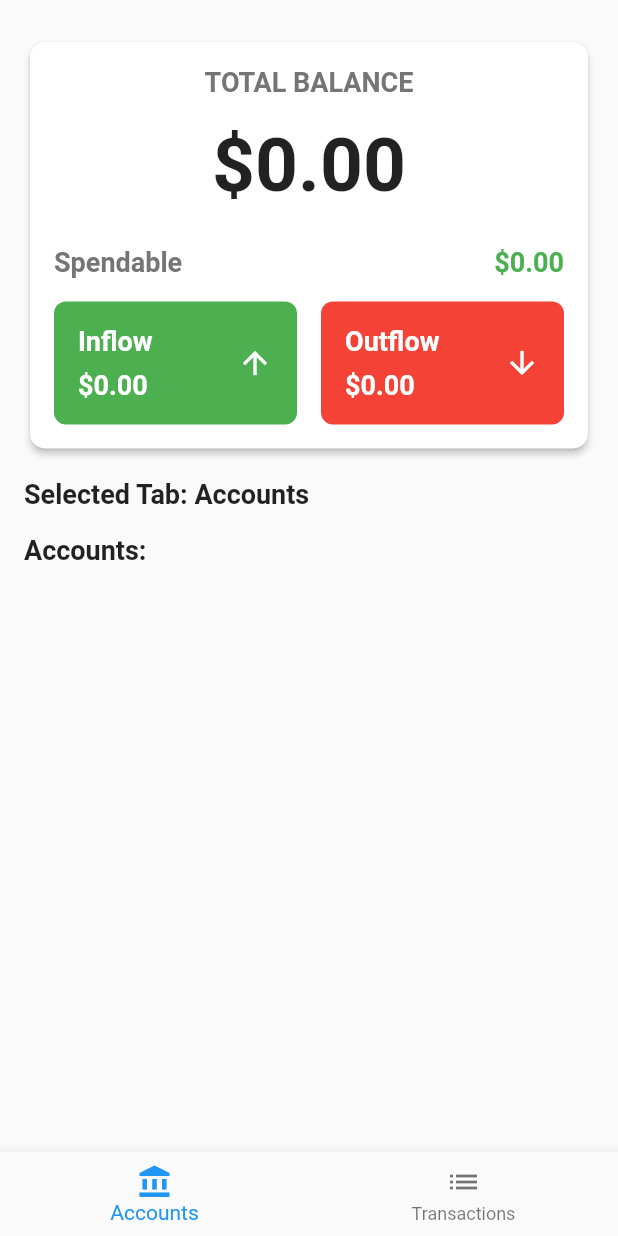
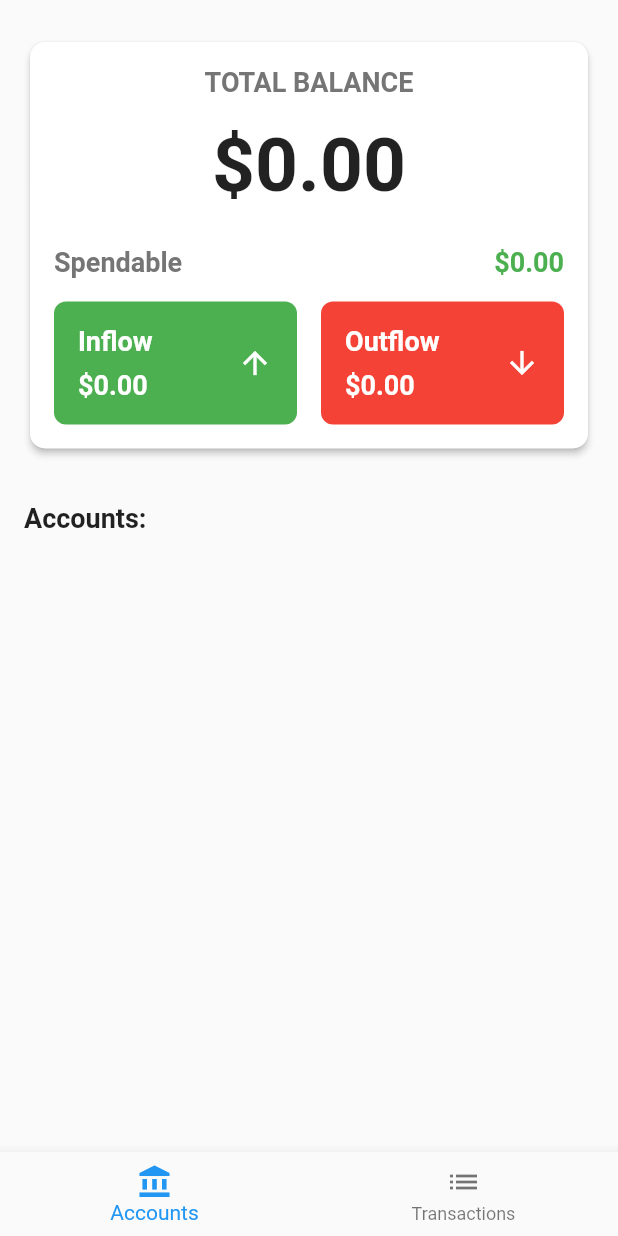
Before and after one commit to rpyncierto/AllowancePal, a Flutter app: the DashboardPage screen opened directly, on a phone screen of 412 x 824 dp. Run offline on Flutter 3.47's test engine with Material 2 defaults, Android fonts, the light colour scheme and no system bars; our stand-ins replace firebase_core, shared_preferences; accounts and stored records are empty.

Commit message:
chore: removed selected tab display

```diff
--- a/lib/screens/tracker/dashboard_page.dart
+++ b/lib/screens/tracker/dashboard_page.dart
@@ -247,13 +247,6 @@ class _DashboardPageState extends State<DashboardPage> {
               ),
 
               const SizedBox(height: 16.0),
-              Text(
-                'Selected Tab: ${tabNames[_selectedIndex]}',
-                style: TextStyle(
-                  fontSize: 18.0,
-                  fontWeight: FontWeight.bold,
-                ),
-              ),
               if (_selectedIndex == 0) ...[
                 const SizedBox(height: 16.0),
                 Text(
@@ -354,40 +347,6 @@ class _DashboardPageState extends State<DashboardPage> {
                   ),
                 ),
               ],
-              // if (_selectedIndex == 0) ...[
-              //   const SizedBox(height: 16.0),
-              //   Text(
-              //     'Analytics:',
-              //     style: TextStyle(
-              //       fontSize: 18.0,
-              //       fontWeight: FontWeight.bold,
-              //     ),
-              //   ),
-              //   const SizedBox(height: 8.0),
-              //   Card(
-              //     elevation: 2.0,
-              //     shape: RoundedRectangleBorder(
-              //       borderRadius: BorderRadius.circular(10.0),
-              //     ),
-              //     child: Padding(
-              //       padding: const EdgeInsets.all(16.0),
-              //       child: Column(
-              //         crossAxisAlignment: CrossAxisAlignment.start,
-              //         children: [
-              //           Text(
-              //             'Expense vs. Income',
-              //             style: TextStyle(
-              //               fontSize: 18.0,
-              //               fontWeight: FontWeight.bold,
-              //             ),
-              //           ),
-              //           const SizedBox(height: 16.0),
-              //           // _buildExpenseIncomeChart(),
-              //         ],
-              //       ),
-              //     ),
-              //   ),
-              // ],
             ],
           ),
         ),
```
